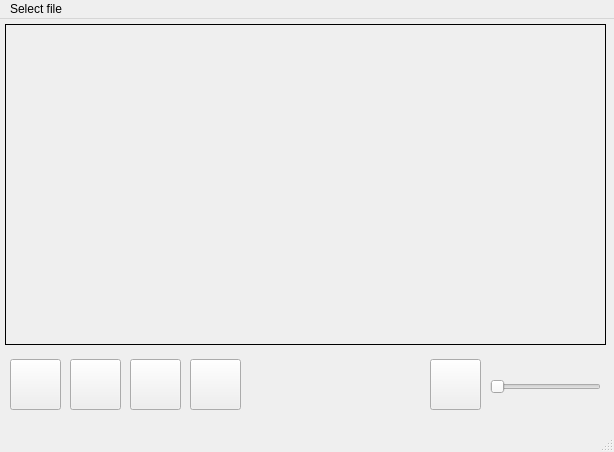
Qt form mainwindow.ui (zlatilda/media_player) before a commit.
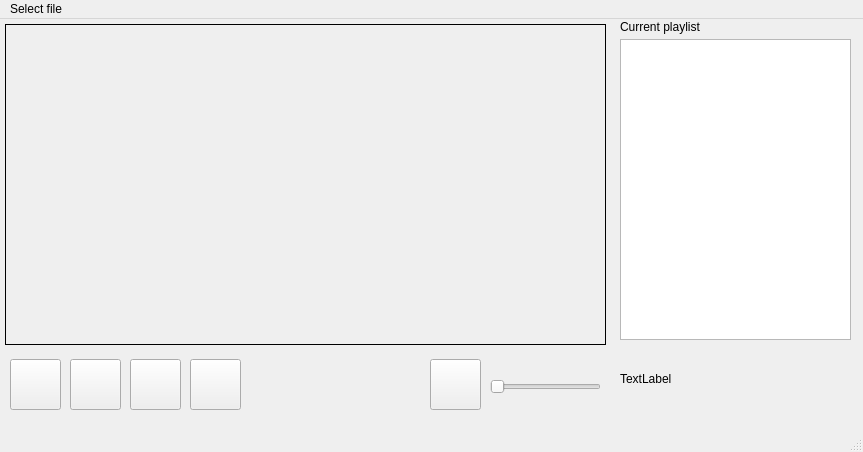
The same form after that commit.

Commit message: shows playlist titles + shows which one is currently playing by highlighting it's name

Patch:
```diff
--- a/mainwindow.ui
+++ b/mainwindow.ui
@@ -6,7 +6,7 @@
    <rect>
     <x>0</x>
     <y>0</y>
-    <width>614</width>
+    <width>863</width>
     <height>452</height>
    </rect>
   </property>
@@ -111,6 +111,42 @@
      <enum>Qt::Horizontal</enum>
     </property>
    </widget>
+   <widget class="QListWidget" name="play_list">
+    <property name="geometry">
+     <rect>
+      <x>620</x>
+      <y>20</y>
+      <width>231</width>
+      <height>301</height>
+     </rect>
+    </property>
+   </widget>
+   <widget class="QLabel" name="label">
+    <property name="geometry">
+     <rect>
+      <x>620</x>
+      <y>0</y>
+      <width>231</width>
+      <height>16</height>
+     </rect>
+    </property>
+    <property name="text">
+     <string>Current playlist</string>
+    </property>
+   </widget>
+   <widget class="QLabel" name="current">
+    <property name="geometry">
+     <rect>
+      <x>620</x>
+      <y>350</y>
+      <width>231</width>
+      <height>20</height>
+     </rect>
+    </property>
+    <property name="text">
+     <string>TextLabel</string>
+    </property>
+   </widget>
   </widget>
   <widget class="QStatusBar" name="statusbar"/>
   <widget class="QMenuBar" name="menubar">
@@ -118,7 +154,7 @@
     <rect>
      <x>0</x>
      <y>0</y>
-     <width>614</width>
+     <width>863</width>
      <height>21</height>
     </rect>
    </property>
```
Left out of the diff: 12 changed lines with no effect on the pictures. The commit also changes 2 other files.
